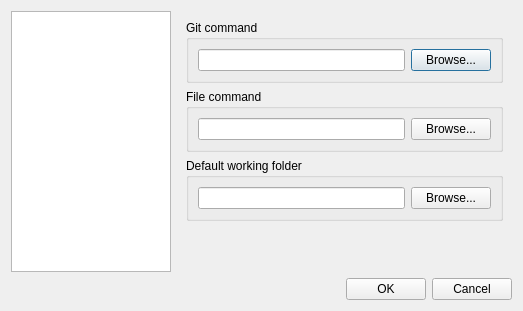
This is src/SettingsDialog.ui in soramimi/Guitar as Qt 5 draws it before an edit. The edited form follows.
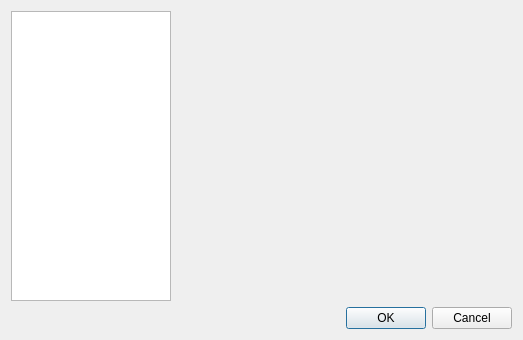
This is the edited form. Custom widgets are drawn as their Qt base class.

```diff
--- a/src/SettingsDialog.ui
+++ b/src/SettingsDialog.ui
@@ -7,13 +7,13 @@
     <x>0</x>
     <y>0</y>
     <width>523</width>
-    <height>311</height>
+    <height>340</height>
    </rect>
   </property>
   <property name="windowTitle">
    <string>Settings</string>
   </property>
-  <layout class="QVBoxLayout" name="verticalLayout">
+  <layout class="QVBoxLayout" name="verticalLayout_2">
    <item>
     <layout class="QHBoxLayout" name="horizontalLayout">
      <item>
@@ -33,6 +33,9 @@
        <property name="editTriggers">
         <set>QAbstractItemView::NoEditTriggers</set>
        </property>
+       <property name="rootIsDecorated">
+        <bool>false</bool>
+       </property>
        <attribute name="headerVisible">
         <bool>false</bool>
        </attribute>
@@ -45,78 +48,45 @@
      </item>
      <item>
       <widget class="QStackedWidget" name="stackedWidget">
-       <widget class="QWidget" name="page">
-        <layout class="QVBoxLayout" name="verticalLayout_2">
+       <property name="currentIndex">
+        <number>1</number>
+       </property>
+       <widget class="QWidget" name="page_directories">
+        <layout class="QVBoxLayout" name="verticalLayout">
+         <property name="leftMargin">
+          <number>0</number>
+         </property>
+         <property name="topMargin">
+          <number>0</number>
+         </property>
+         <property name="rightMargin">
+          <number>0</number>
+         </property>
+         <property name="bottomMargin">
+          <number>0</number>
+         </property>
          <item>
-          <widget class="QGroupBox" name="groupBox_2">
-           <property name="title">
-            <string>Git command</string>
-           </property>
-           <layout class="QHBoxLayout" name="horizontalLayout_4">
-            <item>
-             <widget class="QLineEdit" name="lineEdit_git_command"/>
-            </item>
-            <item>
-             <widget class="QPushButton" name="pushButton_select_git_command">
-              <property name="text">
-               <string>Browse...</string>
-              </property>
-             </widget>
-            </item>
-           </layout>
-          </widget>
+          <widget class="SettingDirectoriesForm" name="widget_directories_form" native="true"/>
          </item>
+        </layout>
+       </widget>
+       <widget class="QWidget" name="page_example">
+        <layout class="QVBoxLayout" name="verticalLayout_3">
+         <property name="leftMargin">
+          <number>0</number>
+         </property>
+         <property name="topMargin">
+          <number>0</number>
+         </property>
+         <property name="rightMargin">
+          <number>0</number>
+         </property>
+         <property name="bottomMargin">
+          <number>0</number>
+         </property>
          <item>
-          <widget class="QGroupBox" name="groupBox_3">
-           <property name="title">
-            <string>File command</string>
-           </property>
-           <layout class="QHBoxLayout" name="horizontalLayout_5">
-            <item>
-             <widget class="QLineEdit" name="lineEdit_file_command"/>
-            </item>
-            <item>
-             <widget class="QPushButton" name="pushButton_select_file_command">
-              <property name="text">
-               <string>Browse...</string>
-              </property>
-             </widget>
-            </item>
-           </layout>
-          </widget>
+          <widget class="SettingExampleForm" name="widget_example_form" native="true"/>
          </item>
-         <item>
-          <widget class="QGroupBox" name="groupBox">
-           <property name="title">
-            <string>Default working folder</string>
-           </property>
-           <layout class="QHBoxLayout" name="horizontalLayout_3">
-            <item>
-             <widget class="QLineEdit" name="lineEdit_default_working_dir"/>
-            </item>
-            <item>
-             <widget class="QPushButton" name="pushButton_browse_default_working_dir">
-              <property name="text">
-               <string>Browse...</string>
-              </property>
-             </widget>
-            </item>
-           </layout>
-          </widget>
-         </item>
-         <item>
-          <spacer name="verticalSpacer">
-           <property name="orientation">
-            <enum>Qt::Vertical</enum>
-           </property>
-           <property name="sizeHint" stdset="0">
-            <size>
-             <width>20</width>
-             <height>117</height>
-            </size>
-           </property>
-          </spacer>
-         </item>
         </layout>
        </widget>
        <widget class="QWidget" name="page_2"/>
@@ -157,6 +127,20 @@
    </item>
   </layout>
  </widget>
+ <customwidgets>
+  <customwidget>
+   <class>SettingDirectoriesForm</class>
+   <extends>QWidget</extends>
+   <header>SettingDirectoriesForm.h</header>
+   <container>1</container>
+  </customwidget>
+  <customwidget>
+   <class>SettingExampleForm</class>
+   <extends>QWidget</extends>
+   <header>SettingExampleForm.h</header>
+   <container>1</container>
+  </customwidget>
+ </customwidgets>
  <resources/>
  <connections>
   <connection>
```
Left out of the diff: 1 changed line with no effect on the pictures.
